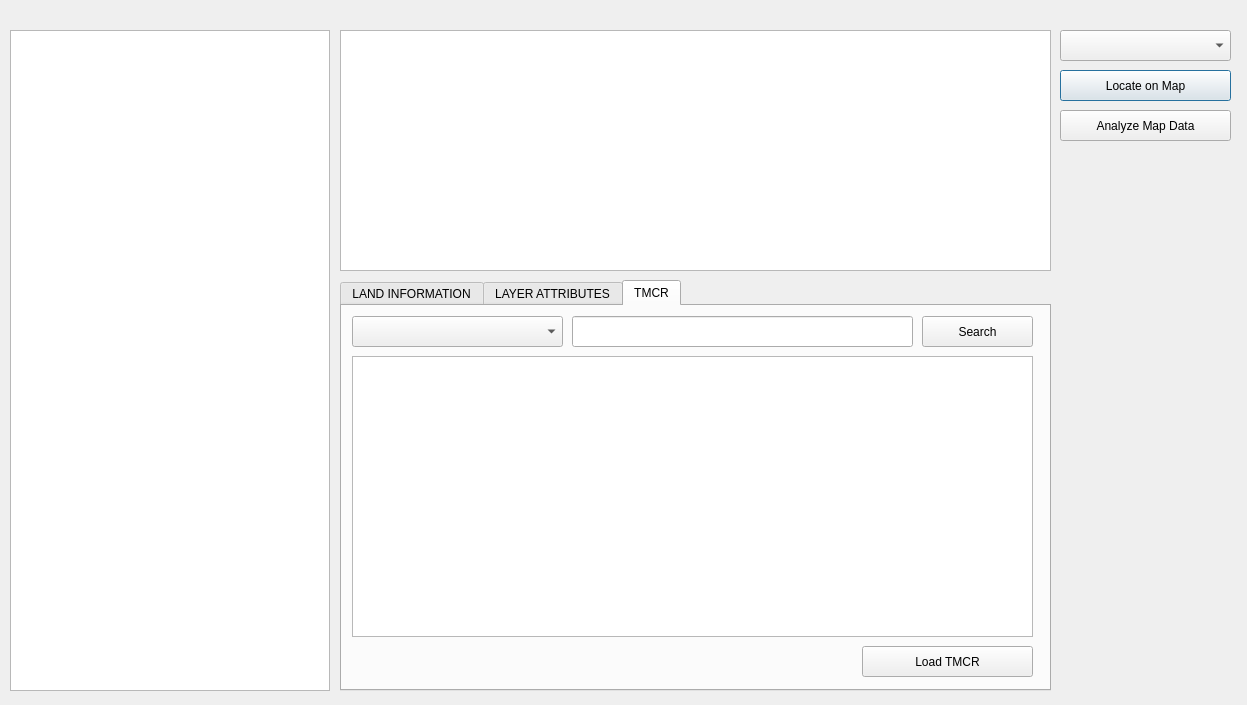
This is zds_erpts_integration_dialog_base.ui in seintax/erpts_connectivity as Qt 5 draws it before an edit. The edited form follows.
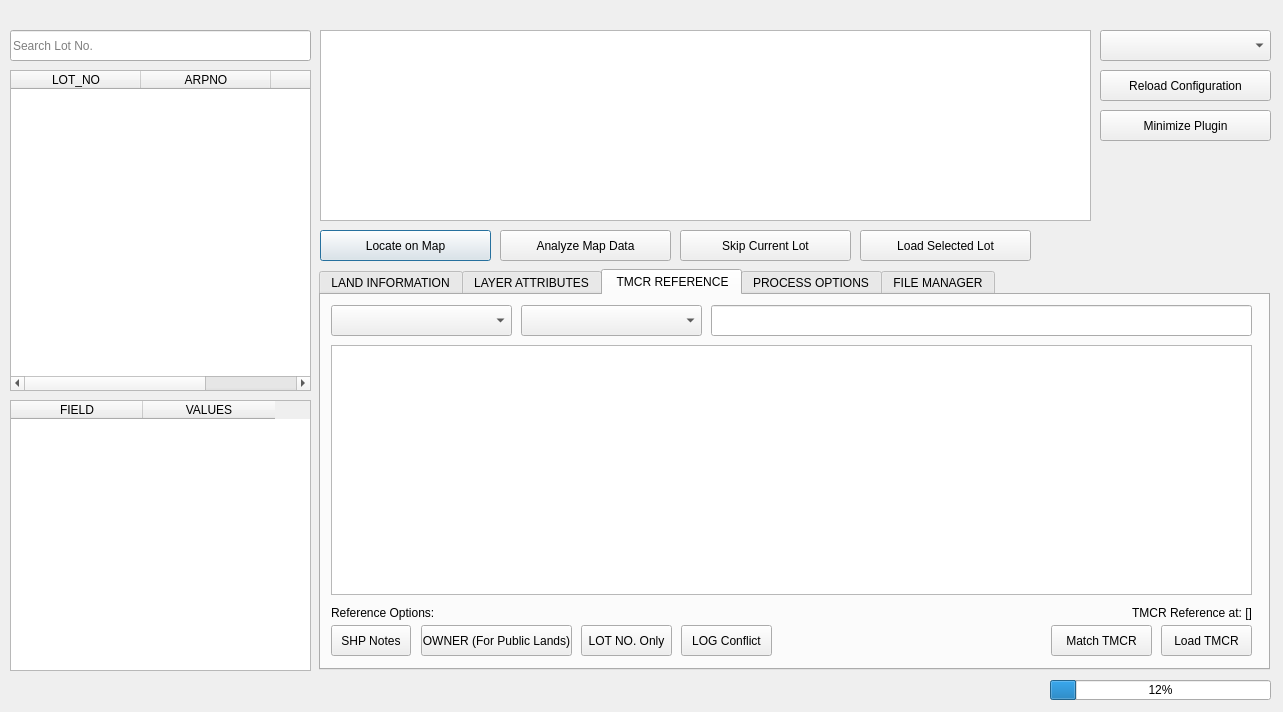
This is the edited form. The open tabs and pages were chosen to show the change. Custom widgets are drawn as their Qt base class.

Diff of the .ui file:
```diff
--- a/zds_erpts_integration_dialog_base.ui
+++ b/zds_erpts_integration_dialog_base.ui
@@ -6,8 +6,8 @@
    <rect>
     <x>0</x>
     <y>0</y>
-    <width>1247</width>
-    <height>705</height>
+    <width>1283</width>
+    <height>712</height>
    </rect>
   </property>
   <property name="windowTitle">
@@ -29,7 +29,7 @@
   <widget class="QComboBox" name="cb_field_brgys">
    <property name="geometry">
     <rect>
-     <x>1060</x>
+     <x>1100</x>
      <y>30</y>
      <width>171</width>
      <height>31</height>
@@ -40,9 +40,9 @@
    <property name="geometry">
     <rect>
      <x>10</x>
-     <y>30</y>
-     <width>320</width>
-     <height>661</height>
+     <y>70</y>
+     <width>301</width>
+     <height>321</height>
     </rect>
    </property>
    <property name="editTriggers">
@@ -54,28 +54,33 @@
    <property name="selectionBehavior">
     <enum>QAbstractItemView::SelectRows</enum>
    </property>
-  </widget>
-  <widget class="QTableWidget" name="tw_error">
-   <property name="geometry">
-    <rect>
-     <x>340</x>
-     <y>30</y>
-     <width>711</width>
-     <height>241</height>
-    </rect>
+   <property name="columnCount">
+    <number>3</number>
    </property>
-   <property name="editTriggers">
-    <set>QAbstractItemView::NoEditTriggers</set>
-   </property>
-   <property name="selectionMode">
-    <enum>QAbstractItemView::SingleSelection</enum>
-   </property>
+   <attribute name="horizontalHeaderDefaultSectionSize">
+    <number>130</number>
+   </attribute>
+   <column>
+    <property name="text">
+     <string>LOT_NO</string>
+    </property>
+   </column>
+   <column>
+    <property name="text">
+     <string>ARPNO</string>
+    </property>
+   </column>
+   <column>
+    <property name="text">
+     <string>STATUS</string>
+    </property>
+   </column>
   </widget>
   <widget class="QPushButton" name="btn_locate">
    <property name="geometry">
     <rect>
-     <x>1060</x>
-     <y>70</y>
+     <x>320</x>
+     <y>230</y>
      <width>171</width>
      <height>31</height>
     </rect>
@@ -87,8 +92,8 @@
   <widget class="QPushButton" name="btn_analyze">
    <property name="geometry">
     <rect>
-     <x>1060</x>
-     <y>110</y>
+     <x>500</x>
+     <y>230</y>
      <width>171</width>
      <height>31</height>
     </rect>
@@ -100,10 +105,10 @@
   <widget class="QTabWidget" name="tabWidget">
    <property name="geometry">
     <rect>
-     <x>340</x>
-     <y>280</y>
-     <width>711</width>
-     <height>411</height>
+     <x>319</x>
+     <y>269</y>
+     <width>951</width>
+     <height>401</height>
     </rect>
    </property>
    <property name="currentIndex">
@@ -113,19 +118,6 @@
     <attribute name="title">
      <string>LAND INFORMATION</string>
     </attribute>
-    <widget class="QPushButton" name="btn_reload">
-     <property name="geometry">
-      <rect>
-       <x>550</x>
-       <y>10</y>
-       <width>141</width>
-       <height>31</height>
-      </rect>
-     </property>
-     <property name="text">
-      <string>Reload Configuration</string>
-     </property>
-    </widget>
     <widget class="QComboBox" name="cb_field_names">
      <property name="geometry">
       <rect>
@@ -954,27 +946,33 @@
    </widget>
    <widget class="QWidget" name="tab_3">
     <attribute name="title">
-     <string>TMCR</string>
+     <string> TMCR REFERENCE</string>
     </attribute>
     <widget class="QTableWidget" name="tw_tmcr">
      <property name="geometry">
       <rect>
        <x>10</x>
        <y>50</y>
-       <width>681</width>
-       <height>281</height>
+       <width>921</width>
+       <height>250</height>
       </rect>
      </property>
      <property name="editTriggers">
       <set>QAbstractItemView::DoubleClicked</set>
      </property>
+     <attribute name="horizontalHeaderDefaultSectionSize">
+      <number>120</number>
+     </attribute>
+     <attribute name="horizontalHeaderMinimumSectionSize">
+      <number>39</number>
+     </attribute>
     </widget>
     <widget class="QPushButton" name="btn_tmcr">
      <property name="geometry">
       <rect>
-       <x>520</x>
-       <y>340</y>
-       <width>171</width>
+       <x>840</x>
+       <y>330</y>
+       <width>91</width>
        <height>31</height>
       </rect>
      </property>
@@ -985,9 +983,9 @@
     <widget class="QComboBox" name="cb_search">
      <property name="geometry">
       <rect>
-       <x>10</x>
+       <x>200</x>
        <y>10</y>
-       <width>211</width>
+       <width>181</width>
        <height>31</height>
       </rect>
      </property>
@@ -995,24 +993,273 @@
     <widget class="QLineEdit" name="txt_search">
      <property name="geometry">
       <rect>
-       <x>230</x>
+       <x>390</x>
        <y>10</y>
-       <width>341</width>
+       <width>541</width>
        <height>31</height>
       </rect>
      </property>
     </widget>
-    <widget class="QPushButton" name="btn_tmcr_search">
+    <widget class="QComboBox" name="cb_tmcr_brgys">
      <property name="geometry">
       <rect>
-       <x>580</x>
+       <x>10</x>
        <y>10</y>
+       <width>181</width>
+       <height>31</height>
+      </rect>
+     </property>
+    </widget>
+    <widget class="QPushButton" name="btn_tmcr_match">
+     <property name="enabled">
+      <bool>true</bool>
+     </property>
+     <property name="geometry">
+      <rect>
+       <x>730</x>
+       <y>330</y>
+       <width>101</width>
+       <height>31</height>
+      </rect>
+     </property>
+     <property name="text">
+      <string>Match TMCR</string>
+     </property>
+    </widget>
+    <widget class="QPushButton" name="btn_ref_shp">
+     <property name="geometry">
+      <rect>
+       <x>10</x>
+       <y>330</y>
+       <width>80</width>
+       <height>31</height>
+      </rect>
+     </property>
+     <property name="text">
+      <string>SHP Notes</string>
+     </property>
+    </widget>
+    <widget class="QPushButton" name="btn_ref_own">
+     <property name="geometry">
+      <rect>
+       <x>100</x>
+       <y>330</y>
+       <width>151</width>
+       <height>31</height>
+      </rect>
+     </property>
+     <property name="text">
+      <string>OWNER (For Public Lands)</string>
+     </property>
+    </widget>
+    <widget class="QLabel" name="lbl_brgy_2">
+     <property name="geometry">
+      <rect>
+       <x>10</x>
+       <y>310</y>
+       <width>331</width>
+       <height>16</height>
+      </rect>
+     </property>
+     <property name="text">
+      <string>Reference Options:</string>
+     </property>
+    </widget>
+    <widget class="QPushButton" name="btn_ref_lot">
+     <property name="geometry">
+      <rect>
+       <x>260</x>
+       <y>330</y>
+       <width>91</width>
+       <height>31</height>
+      </rect>
+     </property>
+     <property name="text">
+      <string>LOT NO. Only</string>
+     </property>
+    </widget>
+    <widget class="QLabel" name="lbl_tmcr_ref">
+     <property name="geometry">
+      <rect>
+       <x>600</x>
+       <y>310</y>
+       <width>331</width>
+       <height>16</height>
+      </rect>
+     </property>
+     <property name="text">
+      <string>TMCR Reference at: []</string>
+     </property>
+     <property name="alignment">
+      <set>Qt::AlignRight|Qt::AlignTrailing|Qt::AlignVCenter</set>
+     </property>
+    </widget>
+    <widget class="QPushButton" name="btn_ref_cft">
+     <property name="geometry">
+      <rect>
+       <x>360</x>
+       <y>330</y>
+       <width>91</width>
+       <height>31</height>
+      </rect>
+     </property>
+     <property name="text">
+      <string>LOG Conflict</string>
+     </property>
+    </widget>
+    <zorder>cb_tmcr_brgys</zorder>
+    <zorder>tw_tmcr</zorder>
+    <zorder>btn_tmcr</zorder>
+    <zorder>cb_search</zorder>
+    <zorder>txt_search</zorder>
+    <zorder>btn_tmcr_match</zorder>
+    <zorder>btn_ref_shp</zorder>
+    <zorder>btn_ref_own</zorder>
+    <zorder>lbl_brgy_2</zorder>
+    <zorder>btn_ref_lot</zorder>
+    <zorder>lbl_tmcr_ref</zorder>
+    <zorder>btn_ref_cft</zorder>
+   </widget>
+   <widget class="QWidget" name="tab_6">
+    <attribute name="title">
+     <string>PROCESS OPTIONS</string>
+    </attribute>
+    <widget class="QCheckBox" name="ch_auto_match">
+     <property name="geometry">
+      <rect>
+       <x>10</x>
+       <y>10</y>
+       <width>461</width>
+       <height>17</height>
+      </rect>
+     </property>
+     <property name="text">
+      <string>Dynamiically re-analyze map data after referencing</string>
+     </property>
+     <property name="checked">
+      <bool>true</bool>
+     </property>
+    </widget>
+    <widget class="QCheckBox" name="ch_auto_locate">
+     <property name="geometry">
+      <rect>
+       <x>10</x>
+       <y>30</y>
+       <width>461</width>
+       <height>17</height>
+      </rect>
+     </property>
+     <property name="text">
+      <string>Dynamically locate lot feature on map by clicking from Matched/Unmatched tables</string>
+     </property>
+     <property name="checked">
+      <bool>true</bool>
+     </property>
+    </widget>
+    <widget class="QPushButton" name="btn_client_config">
+     <property name="geometry">
+      <rect>
+       <x>10</x>
+       <y>330</y>
+       <width>131</width>
+       <height>31</height>
+      </rect>
+     </property>
+     <property name="text">
+      <string>Apply Configuration</string>
+     </property>
+    </widget>
+   </widget>
+   <widget class="QWidget" name="tab_7">
+    <attribute name="title">
+     <string>FILE MANAGER</string>
+    </attribute>
+    <widget class="QgsFileWidget" name="mQgsFileWidget">
+     <property name="geometry">
+      <rect>
+       <x>10</x>
+       <y>10</y>
+       <width>711</width>
+       <height>27</height>
+      </rect>
+     </property>
+     <property name="dialogTitle">
+      <string>Browse your working files directory</string>
+     </property>
+    </widget>
+    <widget class="QListWidget" name="listWidget">
+     <property name="geometry">
+      <rect>
+       <x>10</x>
+       <y>40</y>
+       <width>711</width>
+       <height>251</height>
+      </rect>
+     </property>
+    </widget>
+    <widget class="QPushButton" name="btn_feature_2">
+     <property name="geometry">
+      <rect>
+       <x>10</x>
+       <y>330</y>
        <width>111</width>
        <height>31</height>
       </rect>
      </property>
      <property name="text">
-      <string>Search</string>
+      <string>Set Base SHP File</string>
+     </property>
+    </widget>
+    <widget class="QLabel" name="lbl_status_2">
+     <property name="geometry">
+      <rect>
+       <x>20</x>
+       <y>300</y>
+       <width>911</width>
+       <height>30</height>
+      </rect>
+     </property>
+     <property name="text">
+      <string>Base File:</string>
+     </property>
+     <property name="alignment">
+      <set>Qt::AlignLeading|Qt::AlignLeft|Qt::AlignVCenter</set>
+     </property>
+    </widget>
+    <widget class="QPushButton" name="btn_feature_3">
+     <property name="geometry">
+      <rect>
+       <x>130</x>
+       <y>330</y>
+       <width>171</width>
+       <height>31</height>
+      </rect>
+     </property>
+     <property name="text">
+      <string>Create Section From Base Map</string>
+     </property>
+    </widget>
+    <widget class="QPushButton" name="btn_feature_4">
+     <property name="geometry">
+      <rect>
+       <x>310</x>
+       <y>330</y>
+       <width>101</width>
+       <height>31</height>
+      </rect>
+     </property>
+     <property name="text">
+      <string>Delete SHP File</string>
+     </property>
+    </widget>
+    <widget class="QListWidget" name="listWidget_2">
+     <property name="geometry">
+      <rect>
+       <x>735</x>
+       <y>10</y>
+       <width>201</width>
+       <height>281</height>
+      </rect>
      </property>
     </widget>
    </widget>
@@ -1020,7 +1267,7 @@
   <widget class="QLabel" name="lbl_brgy">
    <property name="geometry">
     <rect>
-     <x>340</x>
+     <x>320</x>
      <y>10</y>
      <width>331</width>
      <height>16</height>
@@ -1030,6 +1277,182 @@
     <string/>
    </property>
   </widget>
+  <widget class="QPushButton" name="btn_reload">
+   <property name="geometry">
+    <rect>
+     <x>1100</x>
+     <y>70</y>
+     <width>171</width>
+     <height>31</height>
+    </rect>
+   </property>
+   <property name="text">
+    <string>Reload Configuration</string>
+   </property>
+  </widget>
+  <widget class="QLineEdit" name="txt_search_lot">
+   <property name="geometry">
+    <rect>
+     <x>10</x>
+     <y>30</y>
+     <width>301</width>
+     <height>31</height>
+    </rect>
+   </property>
+   <property name="placeholderText">
+    <string>Search Lot No.</string>
+   </property>
+  </widget>
+  <widget class="QLabel" name="lbl_lot">
+   <property name="geometry">
+    <rect>
+     <x>810</x>
+     <y>10</y>
+     <width>281</width>
+     <height>16</height>
+    </rect>
+   </property>
+   <property name="text">
+    <string/>
+   </property>
+   <property name="alignment">
+    <set>Qt::AlignRight|Qt::AlignTrailing|Qt::AlignVCenter</set>
+   </property>
+  </widget>
+  <widget class="QPushButton" name="btn_feature">
+   <property name="geometry">
+    <rect>
+     <x>860</x>
+     <y>230</y>
+     <width>171</width>
+     <height>31</height>
+    </rect>
+   </property>
+   <property name="text">
+    <string>Load Selected Lot</string>
+   </property>
+  </widget>
+  <widget class="QTableWidget" name="tw_feature">
+   <property name="geometry">
+    <rect>
+     <x>10</x>
+     <y>400</y>
+     <width>301</width>
+     <height>271</height>
+    </rect>
+   </property>
+   <property name="minimumSize">
+    <size>
+     <width>301</width>
+     <height>0</height>
+    </size>
+   </property>
+   <property name="maximumSize">
+    <size>
+     <width>301</width>
+     <height>271</height>
+    </size>
+   </property>
+   <property name="editTriggers">
+    <set>QAbstractItemView::NoEditTriggers</set>
+   </property>
+   <property name="selectionMode">
+    <enum>QAbstractItemView::SingleSelection</enum>
+   </property>
+   <property name="selectionBehavior">
+    <enum>QAbstractItemView::SelectRows</enum>
+   </property>
+   <property name="columnCount">
+    <number>2</number>
+   </property>
+   <attribute name="horizontalHeaderDefaultSectionSize">
+    <number>132</number>
+   </attribute>
+   <column>
+    <property name="text">
+     <string>FIELD</string>
+    </property>
+   </column>
+   <column>
+    <property name="text">
+     <string>VALUES</string>
+    </property>
+   </column>
+  </widget>
+  <widget class="QLabel" name="lbl_status">
+   <property name="geometry">
+    <rect>
+     <x>10</x>
+     <y>680</y>
+     <width>951</width>
+     <height>20</height>
+    </rect>
+   </property>
+   <property name="text">
+    <string/>
+   </property>
+   <property name="alignment">
+    <set>Qt::AlignLeading|Qt::AlignLeft|Qt::AlignVCenter</set>
+   </property>
+  </widget>
+  <widget class="QProgressBar" name="pb_status">
+   <property name="enabled">
+    <bool>true</bool>
+   </property>
+   <property name="geometry">
+    <rect>
+     <x>1050</x>
+     <y>680</y>
+     <width>221</width>
+     <height>20</height>
+    </rect>
+   </property>
+   <property name="value">
+    <number>12</number>
+   </property>
+  </widget>
+  <widget class="QPushButton" name="btn_skip">
+   <property name="geometry">
+    <rect>
+     <x>680</x>
+     <y>230</y>
+     <width>171</width>
+     <height>31</height>
+    </rect>
+   </property>
+   <property name="text">
+    <string>Skip Current Lot</string>
+   </property>
+  </widget>
+  <widget class="QTableWidget" name="tw_error">
+   <property name="geometry">
+    <rect>
+     <x>320</x>
+     <y>30</y>
+     <width>771</width>
+     <height>191</height>
+    </rect>
+   </property>
+   <property name="editTriggers">
+    <set>QAbstractItemView::NoEditTriggers</set>
+   </property>
+   <property name="selectionMode">
+    <enum>QAbstractItemView::SingleSelection</enum>
+   </property>
+  </widget>
+  <widget class="QPushButton" name="btn_minimize">
+   <property name="geometry">
+    <rect>
+     <x>1100</x>
+     <y>110</y>
+     <width>171</width>
+     <height>31</height>
+    </rect>
+   </property>
+   <property name="text">
+    <string>Minimize Plugin</string>
+   </property>
+  </widget>
   <zorder>tabWidget</zorder>
   <zorder>lbl_database</zorder>
   <zorder>cb_field_brgys</zorder>
@@ -1043,6 +1466,13 @@
   <zorder>btn_analyze</zorder>
   <zorder>lbl_brgy</zorder>
  </widget>
+ <customwidgets>
+  <customwidget>
+   <class>QgsFileWidget</class>
+   <extends>QWidget</extends>
+   <header>qgsfilewidget.h</header>
+  </customwidget>
+ </customwidgets>
  <resources/>
  <connections/>
 </ui>
```
Left out of the diff: 160 changed lines with no effect on the pictures.
